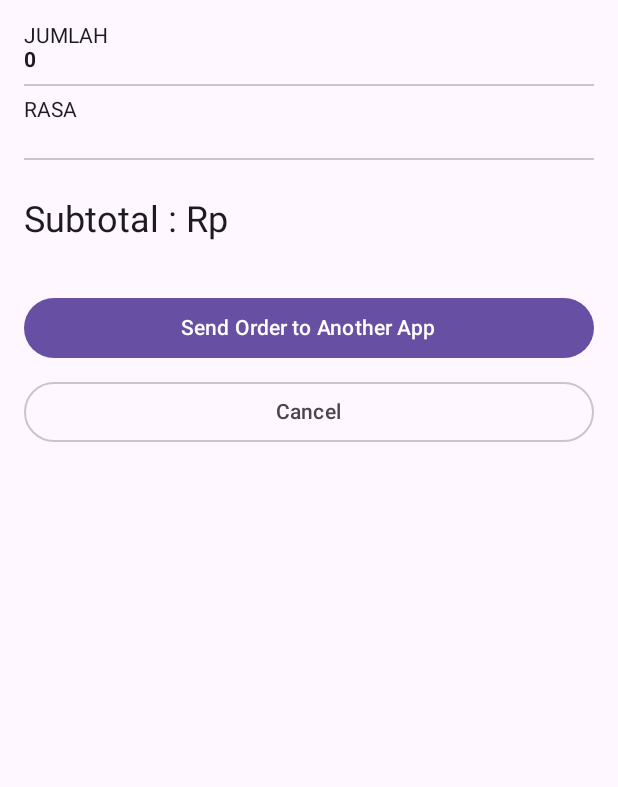
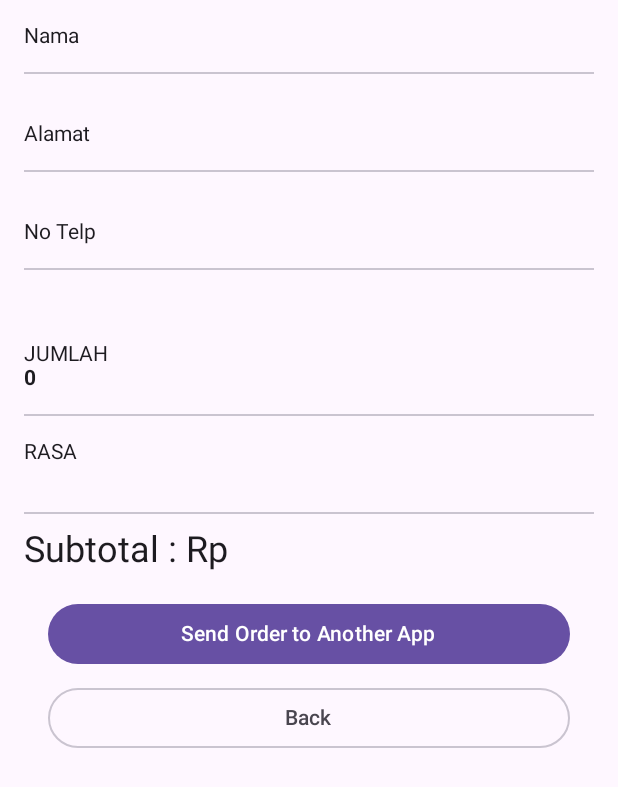
Before and after one commit to rezariswandhaaaa/137_NavigationWithData, an Android app built with Jetpack Compose: the composable HalamanTiga shown on its own in the app's theme, on a phone screen of 412 x 824 dp. Shown: the top 787 px of the screen. Run offline under Robolectric (Android 15) with nearby library versions, the phone set to English and light mode, and no system bars.

Commit message:
add code summary and detail on HalamanTiga

```diff
--- a/app/src/main/java/com/example/activity5/ui/page/HalamanTiga.kt
+++ b/app/src/main/java/com/example/activity5/ui/page/HalamanTiga.kt
@@ -19,15 +19,16 @@ import androidx.compose.ui.res.dimensionResource
 import androidx.compose.ui.res.stringResource
 import androidx.compose.ui.text.font.FontWeight
 import androidx.compose.ui.tooling.preview.Preview
+import androidx.compose.ui.unit.dp
 import com.example.activity5.R
 import com.example.activity5.data.OrderUIState
 import com.example.activity5.ui.komponen.FormatLabelHarga
 
+
 @Composable
 fun HalamanTiga(
     orderUIState: OrderUIState,
-    onCancelButtonClicked: () -> Unit,
-    modifier: Modifier = Modifier
+    onBackButtonClicked: () -> Unit
 ){
     val items = listOf(
         Pair(stringResource(R.string.quantity), orderUIState.jumlah),
@@ -35,15 +36,33 @@ fun HalamanTiga(
     )
 
     Column (
-        modifier = modifier,
-        verticalArrangement = Arrangement.SpaceBetween
+        modifier = Modifier
+            .fillMaxWidth()
+            .padding(16.dp),
     ){
+
+        Text(text = stringResource(id = R.string.nama))
+        Text(text = orderUIState.nama)
+        Divider()
+        Spacer(modifier = Modifier.padding(16.dp))
+
+
+        Text(text = stringResource(id = R.string.alamat))
+        Text(text = orderUIState.alamat)
+        Divider()
+        Spacer(modifier = Modifier.padding(16.dp))
+
+
+        Text(text = stringResource(id = R.string.notlp))
+        Text(text = orderUIState.tlp)
+        Divider()
+        Spacer(modifier = Modifier.padding(16.dp))
+
         Column (
-            modifier = Modifier.padding(dimensionResource(R.dimen.padding_medium)),
-            verticalArrangement = Arrangement.spacedBy(dimensionResource(R.dimen.padding_small))
+            modifier = Modifier.fillMaxWidth()
         ){
             items.forEach{ item ->
-                Column {
+                Column (modifier = Modifier.fillMaxWidth().padding(vertical = 16.dp)){
                     Text(item.first.uppercase())
                     Text(text = item.second.toString(), fontWeight = FontWeight.Bold)
                 }
@@ -57,6 +76,8 @@ fun HalamanTiga(
                 modifier = Modifier.align(Alignment.End)
             )
         }
+
+
 
         Row (
             modifier = Modifier
@@ -74,11 +95,18 @@ fun HalamanTiga(
                 }
                 OutlinedButton(
                     modifier = Modifier.fillMaxWidth(),
-                    onClick = onCancelButtonClicked
+                    onClick = onBackButtonClicked
                 ) {
-                    Text(stringResource(R.string.cancel))
+                    Text(stringResource(R.string.btn_back))
                 }
             }
         }
     }
 }
+
+
+@Preview
+@Composable
+fun HalamanTigaPreview(){
+    HalamanTiga(orderUIState = OrderUIState(), onBackButtonClicked = {})
+}
```
Also changed, not shown: app/src/main/java/com/example/activity5/ui/page/PengelolaHalaman.kt (+3 -35 lines).
